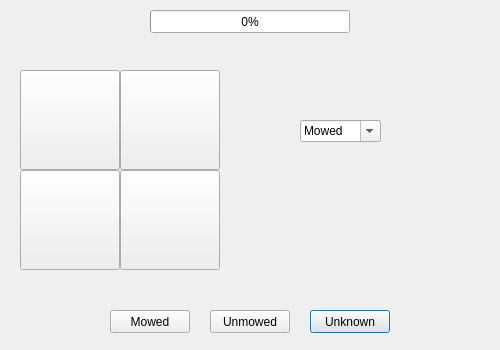
Above: src/mainGUI.ui from kakaday22/MowMowInc before the change. Below: the same form after it.
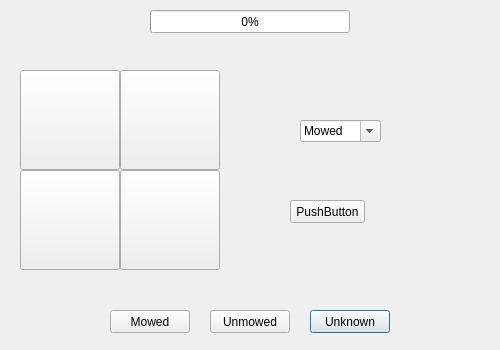
That is the form after the change. Icons and pictures are not drawn.

The edit to the form file:
```diff
--- a/src/mainGUI.ui
+++ b/src/mainGUI.ui
@@ -342,6 +342,19 @@
     </property>
    </item>
   </widget>
+  <widget class="QPushButton" name="pushButton">
+   <property name="geometry">
+    <rect>
+     <x>290</x>
+     <y>200</y>
+     <width>75</width>
+     <height>23</height>
+    </rect>
+   </property>
+   <property name="text">
+    <string>PushButton</string>
+   </property>
+  </widget>
  </widget>
  <resources/>
  <connections/>
```
